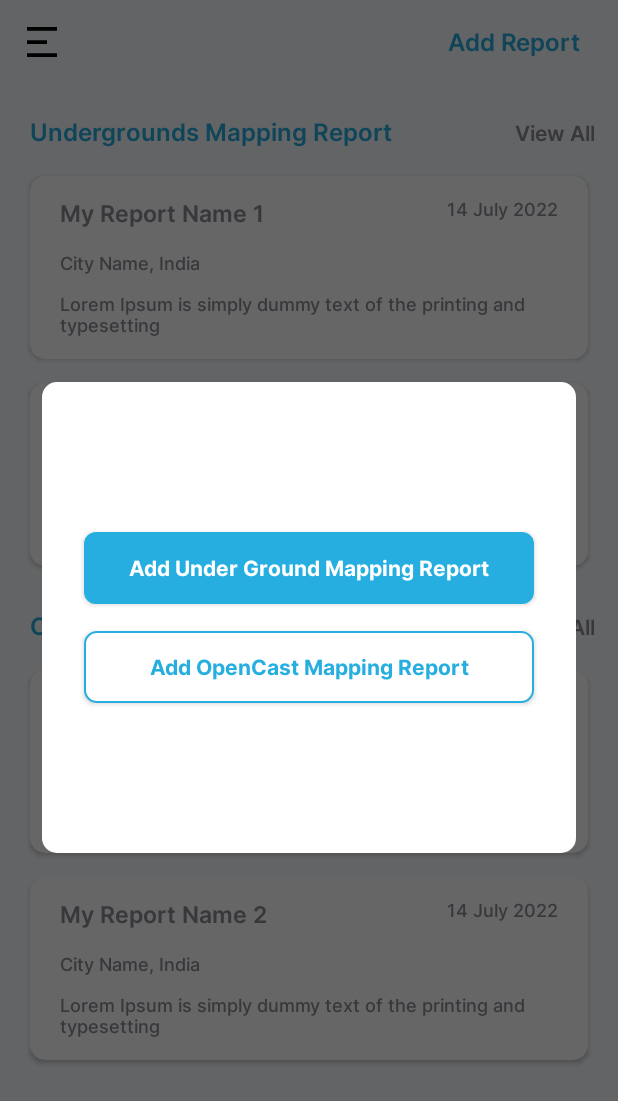
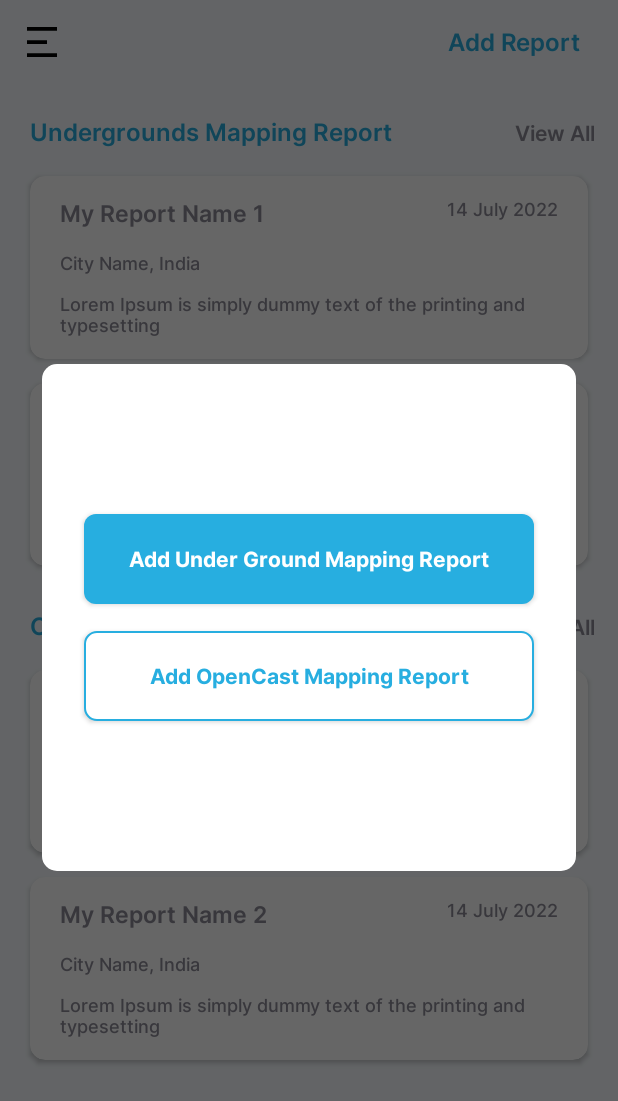
Before and after one commit to QLTECHPROJ/GEOMAP_Android, an Android app: the DashboardActivity screen opened directly, with no data from a screen before it, after a tap on "Add Report", on a phone screen of 412 x 824 dp. Shown: the top 1101 px of the screen. Run offline under Robolectric (Android 15) with nearby library versions, the phone set to English and light mode, and no system bars; our stand-ins replace data binding, sdp/ssp sizes.

Commit message:
Design size changes.

```diff
--- a/app/src/main/res/layout/activity_open_cast_detail.xml
+++ b/app/src/main/res/layout/activity_open_cast_detail.xml
@@ -724,7 +724,7 @@
         <Button
             android:id="@+id/btnViewPdf"
             android:layout_width="match_parent"
-            android:layout_height="wrap_content"
+            android:layout_height="@dimen/_60sdp"
             android:layout_gravity="center"
             android:layout_marginHorizontal="@dimen/_20sdp"
             android:layout_marginBottom="@dimen/_20sdp"
--- a/app/src/main/res/layout/activity_open_cast_form_first_step.xml
+++ b/app/src/main/res/layout/activity_open_cast_form_first_step.xml
@@ -1549,7 +1549,7 @@
         <Button
             android:id="@+id/btnSubmit"
             android:layout_width="match_parent"
-            android:layout_height="wrap_content"
+            android:layout_height="@dimen/_60sdp"
             android:layout_gravity="center"
             android:layout_marginHorizontal="@dimen/_20sdp"
             android:layout_marginBottom="@dimen/_20sdp"
--- a/app/src/main/res/layout/activity_open_cast_form_second_step.xml
+++ b/app/src/main/res/layout/activity_open_cast_form_second_step.xml
@@ -116,7 +116,7 @@
         <Button
             android:id="@+id/btnSubmit"
             android:layout_width="match_parent"
-            android:layout_height="wrap_content"
+            android:layout_height="@dimen/_60sdp"
             android:layout_gravity="center"
             android:layout_marginHorizontal="@dimen/_20sdp"
             android:layout_marginBottom="@dimen/_20sdp"
--- a/app/src/main/res/layout/activity_sign_in.xml
+++ b/app/src/main/res/layout/activity_sign_in.xml
@@ -200,7 +200,7 @@
             <Button
                 android:id="@+id/btnSignIn"
                 android:layout_width="match_parent"
-                android:layout_height="wrap_content"
+                android:layout_height="@dimen/_60sdp"
                 android:layout_gravity="center"
                 android:layout_marginHorizontal="@dimen/_25sdp"
                 android:layout_marginTop="@dimen/_40sdp"
--- a/app/src/main/res/layout/activity_sync_data.xml
+++ b/app/src/main/res/layout/activity_sync_data.xml
@@ -87,7 +87,7 @@
         <LinearLayout
             android:id="@+id/rlViewPdf"
             android:layout_width="match_parent"
-            android:layout_height="@dimen/_48sdp"
+            android:layout_height="@dimen/_60sdp"
             android:layout_gravity="center"
             android:layout_marginHorizontal="@dimen/_20sdp"
             android:layout_marginBottom="@dimen/_20sdp"
--- a/app/src/main/res/layout/activity_under_ground_detail.xml
+++ b/app/src/main/res/layout/activity_under_ground_detail.xml
@@ -388,7 +388,7 @@
         <Button
             android:id="@+id/btnViewPdf"
             android:layout_width="match_parent"
-            android:layout_height="wrap_content"
+            android:layout_height="@dimen/_60sdp"
             android:layout_alignParentBottom="true"
             android:layout_centerHorizontal="true"
             android:layout_gravity="center"
--- a/app/src/main/res/layout/activity_under_ground_form_first_step.xml
+++ b/app/src/main/res/layout/activity_under_ground_form_first_step.xml
@@ -287,7 +287,7 @@
         <Button
             android:id="@+id/btnNextStep"
             android:layout_width="match_parent"
-            android:layout_height="wrap_content"
+            android:layout_height="@dimen/_60sdp"
             android:layout_gravity="center"
             android:layout_marginHorizontal="@dimen/_20sdp"
             android:layout_marginBottom="@dimen/_20sdp"
--- a/app/src/main/res/layout/activity_under_ground_form_second_step.xml
+++ b/app/src/main/res/layout/activity_under_ground_form_second_step.xml
@@ -543,7 +543,7 @@
         <Button
             android:id="@+id/btnNextStep"
             android:layout_width="match_parent"
-            android:layout_height="wrap_content"
+            android:layout_height="@dimen/_60sdp"
             android:layout_gravity="center"
             android:layout_marginHorizontal="@dimen/_20sdp"
             android:layout_marginBottom="@dimen/_20sdp"
--- a/app/src/main/res/layout/activity_under_ground_form_third_step.xml
+++ b/app/src/main/res/layout/activity_under_ground_form_third_step.xml
@@ -227,7 +227,7 @@
         <Button
             android:id="@+id/btnSubmit"
             android:layout_width="match_parent"
-            android:layout_height="wrap_content"
+            android:layout_height="@dimen/_60sdp"
             android:layout_alignParentBottom="true"
             android:layout_centerHorizontal="true"
             android:layout_gravity="center"
--- a/app/src/main/res/layout/activity_user_profile.xml
+++ b/app/src/main/res/layout/activity_user_profile.xml
@@ -318,7 +318,7 @@
         <Button
             android:id="@+id/btnUpdate"
             android:layout_width="match_parent"
-            android:layout_height="wrap_content"
+            android:layout_height="@dimen/_60sdp"
             android:layout_gravity="center"
             android:layout_marginHorizontal="@dimen/_20sdp"
             android:layout_marginBottom="@dimen/_18sdp"
@@ -337,7 +337,7 @@
         <androidx.appcompat.widget.AppCompatButton
             android:id="@+id/btnDeleteAccount"
             android:layout_width="match_parent"
-            android:layout_height="wrap_content"
+            android:layout_height="@dimen/_60sdp"
             android:layout_gravity="center"
             android:layout_marginHorizontal="@dimen/_20sdp"
             android:layout_marginTop="@dimen/_18sdp"
--- a/app/src/main/res/layout/activity_view_pdf.xml
+++ b/app/src/main/res/layout/activity_view_pdf.xml
@@ -87,7 +87,7 @@
         <Button
             android:id="@+id/btnViewPdf"
             android:layout_width="match_parent"
-            android:layout_height="wrap_content"
+            android:layout_height="@dimen/_60sdp"
             android:layout_alignParentBottom="true"
             android:layout_centerHorizontal="true"
             android:layout_gravity="center"
--- a/app/src/main/res/layout/add_report_layout.xml
+++ b/app/src/main/res/layout/add_report_layout.xml
@@ -1,7 +1,6 @@
 <?xml version="1.0" encoding="utf-8"?>
 <androidx.constraintlayout.widget.ConstraintLayout xmlns:android="http://schemas.android.com/apk/res/android"
     xmlns:app="http://schemas.android.com/apk/res-auto"
-    xmlns:tools="http://schemas.android.com/tools"
     android:id="@+id/relativeLayout"
     android:layout_width="match_parent"
     android:layout_height="wrap_content"
@@ -15,11 +14,11 @@
         android:id="@+id/llBack"
         android:layout_width="@dimen/_56sdp"
         android:layout_height="@dimen/_56sdp"
+        android:layout_marginTop="@dimen/_10sdp"
+        android:layout_marginEnd="@dimen/_10sdp"
         android:contentDescription="@string/todo"
         android:padding="@dimen/_12sdp"
         android:scaleType="fitXY"
-        android:layout_marginEnd="@dimen/_10sdp"
-        android:layout_marginTop="@dimen/_10sdp"
         android:src="@drawable/ic_close_icon"
         android:visibility="gone"
         app:layout_constraintEnd_toEndOf="parent"
@@ -29,36 +28,36 @@
     <androidx.appcompat.widget.AppCompatButton
         android:id="@+id/btnAddUnderGroundsReport"
         android:layout_width="match_parent"
-        android:layout_height="wrap_content"
+        android:layout_height="@dimen/_60sdp"
         android:layout_gravity="center"
+        android:layout_marginHorizontal="@dimen/_28sdp"
         android:layout_marginTop="@dimen/_100sdp"
         android:background="@drawable/enable_button"
         android:enabled="true"
-        android:layout_marginHorizontal="@dimen/_28sdp"
-        app:layout_constraintEnd_toEndOf="parent"
-        app:layout_constraintStart_toStartOf="parent"
-        app:layout_constraintTop_toTopOf="parent"
         android:fontFamily="@font/inter_bold"
         android:text="@string/add_under_ground_mapping_report"
         android:textAllCaps="false"
-        android:textColor="@color/white"/>
+        android:textColor="@color/white"
+        app:layout_constraintEnd_toEndOf="parent"
+        app:layout_constraintStart_toStartOf="parent"
+        app:layout_constraintTop_toTopOf="parent" />
 
     <androidx.appcompat.widget.AppCompatButton
         android:id="@+id/btnAddOpenCastReport"
         android:layout_width="match_parent"
-        android:layout_height="wrap_content"
+        android:layout_height="@dimen/_60sdp"
         android:layout_gravity="center"
+        android:layout_marginHorizontal="@dimen/_28sdp"
         android:layout_marginTop="@dimen/_18sdp"
+        android:layout_marginBottom="@dimen/_100sdp"
         android:background="@drawable/border_enable_button"
         android:enabled="true"
-        android:layout_marginHorizontal="@dimen/_28sdp"
-        android:layout_marginBottom="@dimen/_100sdp"
-        app:layout_constraintEnd_toEndOf="parent"
-        app:layout_constraintStart_toStartOf="parent"
-        app:layout_constraintBottom_toBottomOf="parent"
-        app:layout_constraintTop_toBottomOf="@id/btnAddUnderGroundsReport"
         android:fontFamily="@font/inter_bold"
         android:text="@string/add_opencast_mapping_report"
         android:textAllCaps="false"
-        android:textColor="@color/primary_theme" />
+        android:textColor="@color/primary_theme"
+        app:layout_constraintBottom_toBottomOf="parent"
+        app:layout_constraintEnd_toEndOf="parent"
+        app:layout_constraintStart_toStartOf="parent"
+        app:layout_constraintTop_toBottomOf="@id/btnAddUnderGroundsReport" />
 </androidx.constraintlayout.widget.ConstraintLayout>
```
